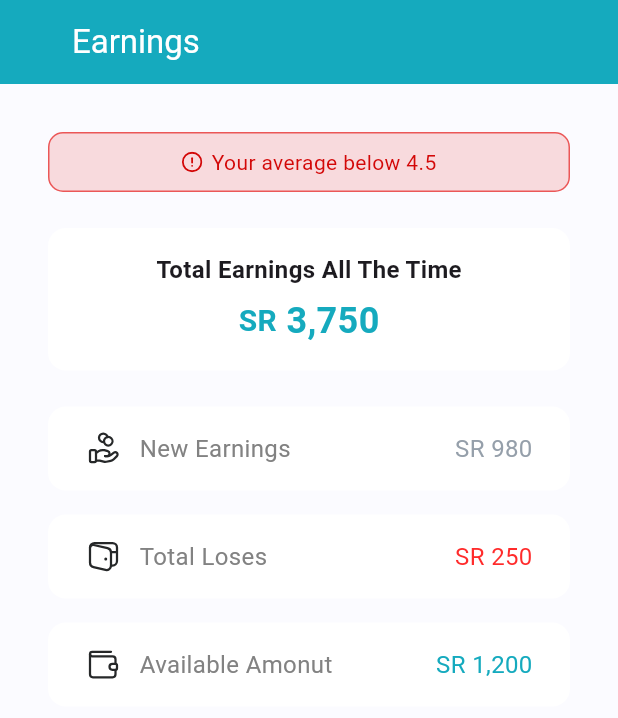
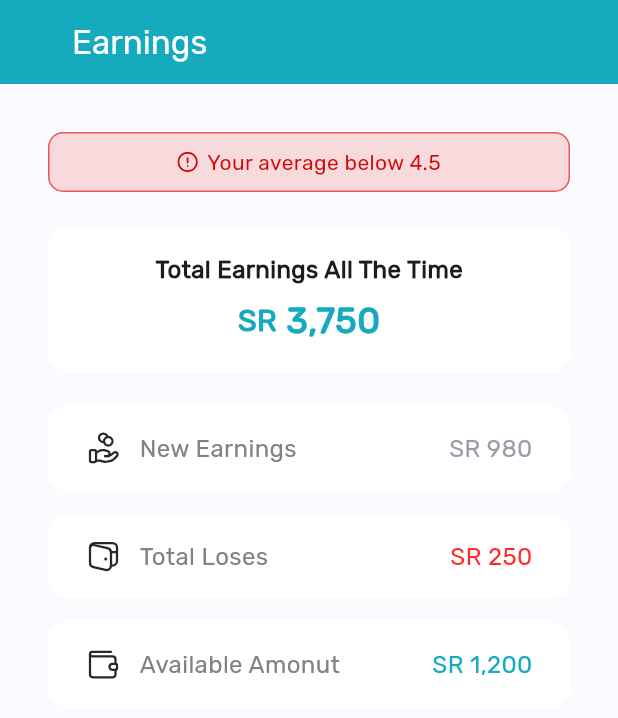
Before and after one commit to FlipKing037/earnings, a Flutter app: the screen it shows after launch, on a phone screen of 412 x 824 dp. Shown: the top 718 px of the screen. Run offline on Flutter 3.47's test engine with Material 3 defaults, Android fonts, the phone set to English and light mode, and no system bars; our stand-ins replace flutter_svg.

Commit message:
Add Rubik Fonts

```diff
--- a/lib/main.dart
+++ b/lib/main.dart
@@ -10,8 +10,9 @@
 
   @override
   Widget build(BuildContext context) {
-    return const MaterialApp(
-      home: EarningView(),
+    return MaterialApp(
+      home: const EarningView(),
+      theme: ThemeData(fontFamily: 'Rubik'),
     );
   }
 }
```
Also changed, not shown: pubspec.yaml (+4 -4 lines), assets/fonts/Rubik-Regular.ttf (added).
